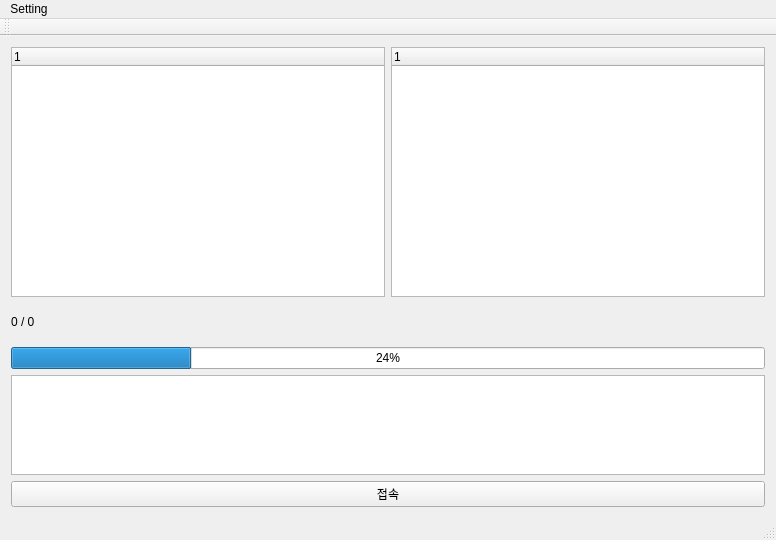
Qt form mainwindow.ui (ksyoon70/LLPR_EX_FTPClient) before a commit.
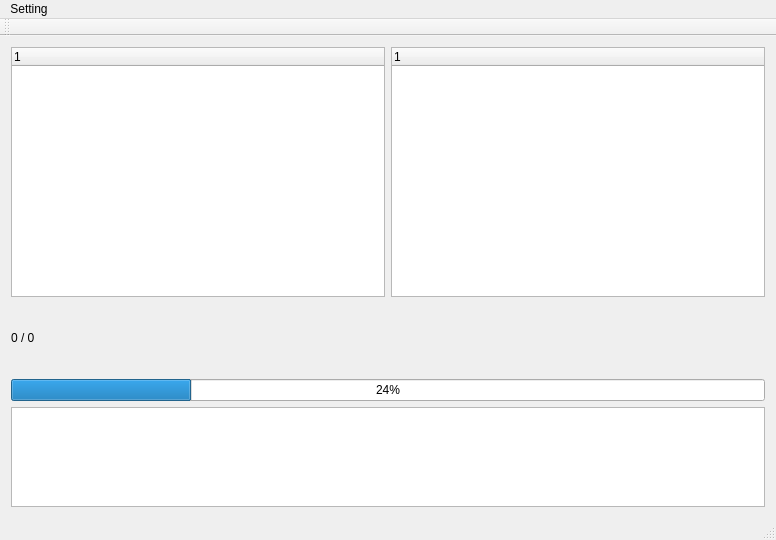
The same form after that commit.

What changed in the file:
```diff
--- a/mainwindow.ui
+++ b/mainwindow.ui
@@ -104,13 +104,6 @@
       </item>
      </layout>
     </item>
-    <item row="1" column="0">
-     <widget class="QPushButton" name="connectButton">
-      <property name="text">
-       <string>접속</string>
-      </property>
-     </widget>
-    </item>
    </layout>
   </widget>
   <widget class="QMenuBar" name="menuBar">
```
